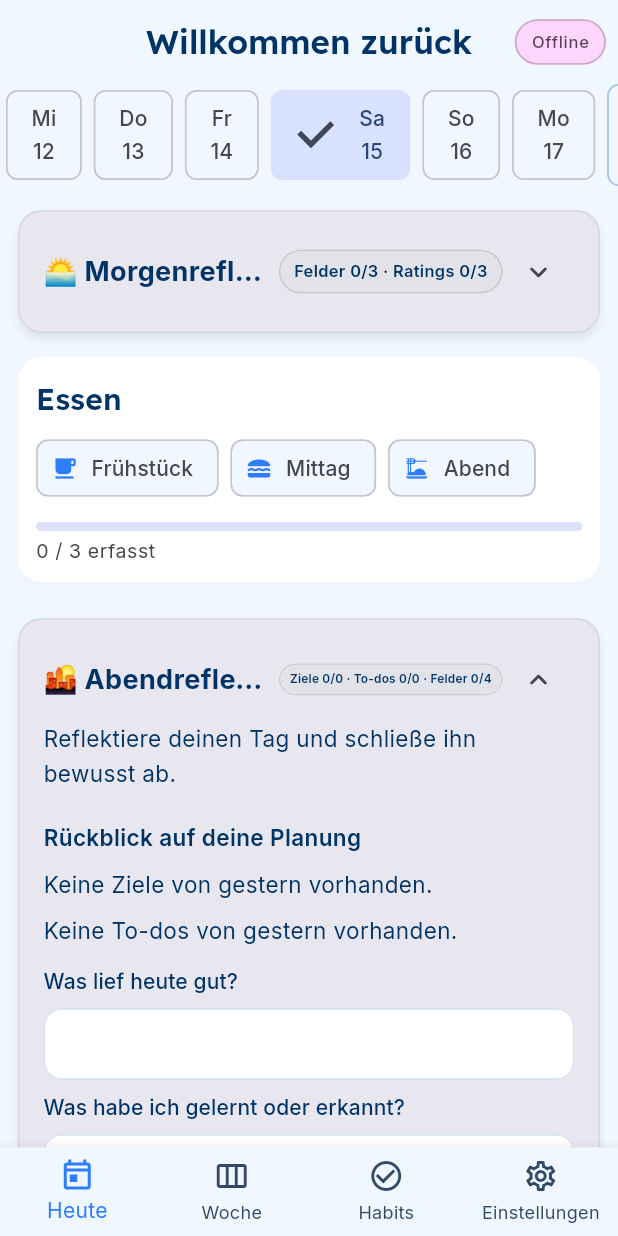
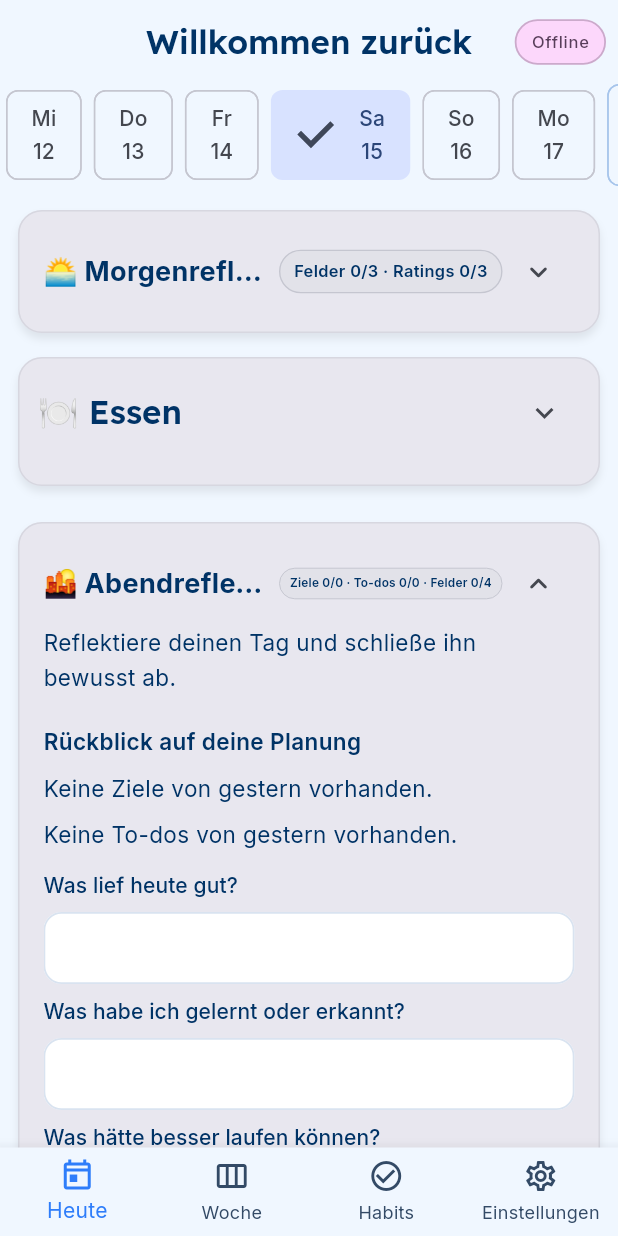
Before and after one commit to AlexBuchnerTeacher/reflecto, a Flutter app: the screen it shows once a user with an empty profile is signed in, after a tap on "Sa", on a phone screen of 412 x 824 dp. Run offline on Flutter 3.47's test engine with Material 3 defaults, Android fonts, the light colour scheme and no system bars; our stand-ins replace cloud_firestore, firebase_auth, firebase_core, flutter_markdown, flutter_riverpod, google_fonts and 2 more; accounts and stored records are empty; statements that could not run were skipped.

Commit message:
feat: add collapsible ReflectoCard for HabitInsights and MealTracker (#114)
- Extend ReflectoCard with isCollapsible, isCollapsed, onCollapsedChanged

- Add SizeTransition with 200ms easeInOut animation

- Add AnimatedRotation IconButton toggle

- Create card_collapse_providers with SharedPreferences persistence

- Implement adaptive defaults: mobile collapsed, tablet/desktop expanded

- Integrate collapsible behavior in HabitInsightsCard and MealTrackerCard

- Update ARCHITECTURE.md and CHANGELOG.md for v1.6.1

- Fixes #114: Cards no longer block screen on mobile devices

```diff
--- a/lib/features/day/widgets/meal_tracker_card.dart
+++ b/lib/features/day/widgets/meal_tracker_card.dart
@@ -4,6 +4,8 @@ import 'package:flutter_riverpod/flutter_riverpod.dart';
 
 import '../../../theme/tokens.dart';
 import '../../../providers/meal_providers.dart';
+import '../../../providers/card_collapse_providers.dart';
+import '../../../widgets/reflecto_card.dart';
 
 class MealTrackerCard extends ConsumerStatefulWidget {
   final DateTime date;
@@ -48,9 +50,16 @@ class _MealTrackerCardState extends ConsumerState<MealTrackerCard> {
   Widget build(BuildContext context) {
     final mealAsync = ref.watch(mealForDateProvider(widget.date));
     final notifier = ref.read(mealNotifierProvider.notifier);
+    final isCollapsed = ref.watch(mealTrackerCardCollapseProvider);
+    final collapseNotifier = ref.read(mealTrackerCardCollapseProvider.notifier);
 
-    return Card(
-      child: Padding(
+    return ReflectoCard(
+      titleEmoji: '🍽️',
+      title: 'Essen',
+      isCollapsible: true,
+      isCollapsed: isCollapsed,
+      onCollapsedChanged: (collapsed) =>
+          collapseNotifier.setCollapsed(collapsed),
       padding: const EdgeInsets.all(ReflectoSpacing.s12),
       child: mealAsync.when(
         loading: () => _buildContent(
@@ -136,7 +145,6 @@ class _MealTrackerCardState extends ConsumerState<MealTrackerCard> {
             },
           );
         },
-        ),
       ),
     );
   }
--- a/lib/main.dart
+++ b/lib/main.dart
@@ -2,10 +2,12 @@ import 'package:flutter/material.dart';
 import 'package:firebase_core/firebase_core.dart';
 import 'package:cloud_firestore/cloud_firestore.dart';
 import 'package:flutter_riverpod/flutter_riverpod.dart';
+import 'package:shared_preferences/shared_preferences.dart';
 import 'firebase_options.dart';
 import 'package:intl/date_symbol_data_local.dart' as intl_data;
 import 'package:intl/intl.dart' as intl;
 import 'app.dart';
+import 'providers/card_collapse_providers.dart';
 
 void main() {
   WidgetsFlutterBinding.ensureInitialized();
@@ -25,5 +27,14 @@ Future<void> _bootstrap() async {
   } catch (_) {
     // Keep running even if locale init fails; DateFormat falls back.
   }
-  runApp(const ProviderScope(child: ReflectoApp()));
+
+  // Initialize SharedPreferences
+  final prefs = await SharedPreferences.getInstance();
+
+  runApp(
+    ProviderScope(
+      overrides: [sharedPreferencesProvider.overrideWithValue(prefs)],
+      child: const ReflectoApp(),
+    ),
+  );
 }
--- a/lib/widgets/reflecto_card.dart
+++ b/lib/widgets/reflecto_card.dart
@@ -10,6 +10,9 @@ class ReflectoCard extends StatefulWidget {
   final String? subtitle;
   final bool isActive;
   final VoidCallback? onTap;
+  final bool? isCollapsible;
+  final bool? isCollapsed;
+  final ValueChanged<bool>? onCollapsedChanged;
 
   const ReflectoCard({
     super.key,
@@ -21,14 +24,68 @@ class ReflectoCard extends StatefulWidget {
     this.subtitle,
     this.isActive = false,
     this.onTap,
+    this.isCollapsible = false,
+    this.isCollapsed,
+    this.onCollapsedChanged,
   });
 
   @override
   State<ReflectoCard> createState() => _ReflectoCardState();
 }
 
-class _ReflectoCardState extends State<ReflectoCard> {
+class _ReflectoCardState extends State<ReflectoCard>
+    with SingleTickerProviderStateMixin {
   bool _hover = false;
+  late bool _internalCollapsed;
+  late AnimationController _collapseController;
+  late Animation<double> _collapseAnimation;
+
+  @override
+  void initState() {
+    super.initState();
+    _internalCollapsed = widget.isCollapsed ?? false;
+    _collapseController = AnimationController(
+      duration: const Duration(milliseconds: 200),
+      vsync: this,
+      value: _internalCollapsed ? 0.0 : 1.0,
+    );
+    _collapseAnimation = CurvedAnimation(
+      parent: _collapseController,
+      curve: Curves.easeInOut,
+    );
+  }
+
+  @override
+  void didUpdateWidget(ReflectoCard oldWidget) {
+    super.didUpdateWidget(oldWidget);
+    if (widget.isCollapsed != null &&
+        widget.isCollapsed != _internalCollapsed) {
+      _internalCollapsed = widget.isCollapsed!;
+      if (_internalCollapsed) {
+        _collapseController.reverse();
+      } else {
+        _collapseController.forward();
+      }
+    }
+  }
+
+  @override
+  void dispose() {
+    _collapseController.dispose();
+    super.dispose();
+  }
+
+  void _toggleCollapse() {
+    setState(() {
+      _internalCollapsed = !_internalCollapsed;
+      if (_internalCollapsed) {
+        _collapseController.reverse();
+      } else {
+        _collapseController.forward();
+      }
+      widget.onCollapsedChanged?.call(_internalCollapsed);
+    });
+  }
 
   @override
   Widget build(BuildContext context) {
@@ -67,6 +124,9 @@ class _ReflectoCardState extends State<ReflectoCard> {
             if (widget.title != null || widget.subtitle != null)
               Padding(
                 padding: const EdgeInsets.only(bottom: 12),
+                child: Row(
+                  children: [
+                    Expanded(
                       child: Column(
                         crossAxisAlignment: CrossAxisAlignment.start,
                         children: [
@@ -85,7 +145,26 @@ class _ReflectoCardState extends State<ReflectoCard> {
                         ],
                       ),
                     ),
-            widget.child,
+                    if (widget.isCollapsible == true)
+                      IconButton(
+                        icon: AnimatedRotation(
+                          turns: _internalCollapsed ? 0 : 0.5,
+                          duration: const Duration(milliseconds: 200),
+                          child: const Icon(Icons.keyboard_arrow_down),
+                        ),
+                        onPressed: _toggleCollapse,
+                        tooltip: _internalCollapsed
+                            ? 'Aufklappen'
+                            : 'Einklappen',
+                      ),
+                  ],
+                ),
+              ),
+            SizeTransition(
+              sizeFactor: _collapseAnimation,
+              axisAlignment: -1.0,
+              child: widget.child,
+            ),
           ],
         ),
       ),
```
Also changed, not shown: lib/features/habits/widgets/habit_insights_card.dart (+15 -2 lines), lib/providers/card_collapse_providers.dart (added, +88 -0 lines), 2 other files. Lines whose indentation alone changed are shown as unchanged.
